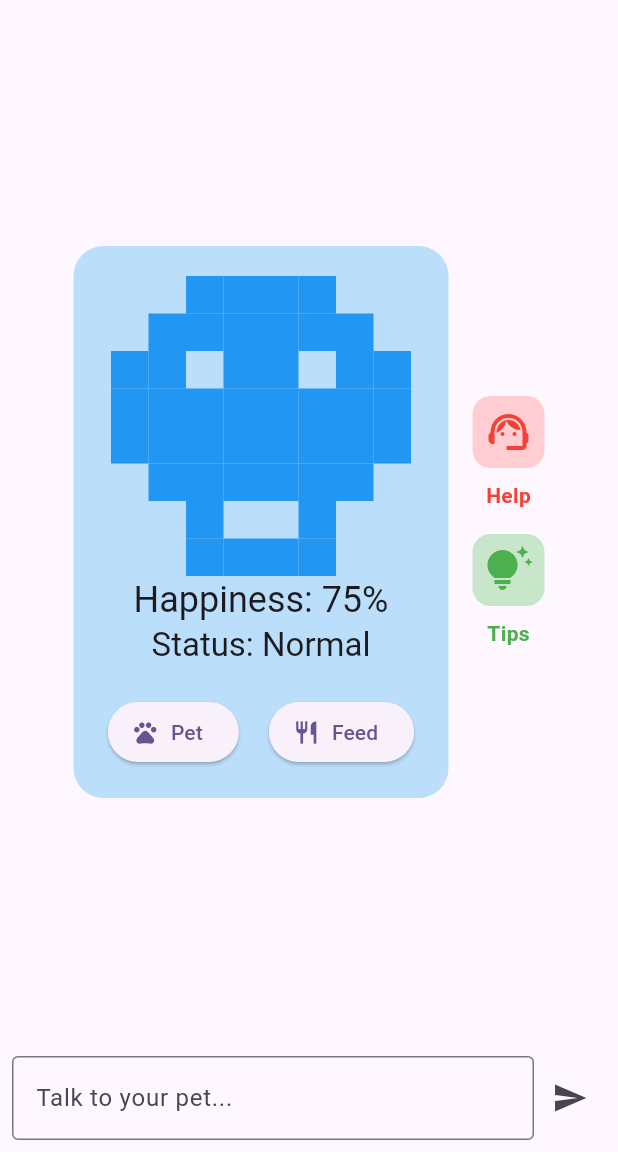
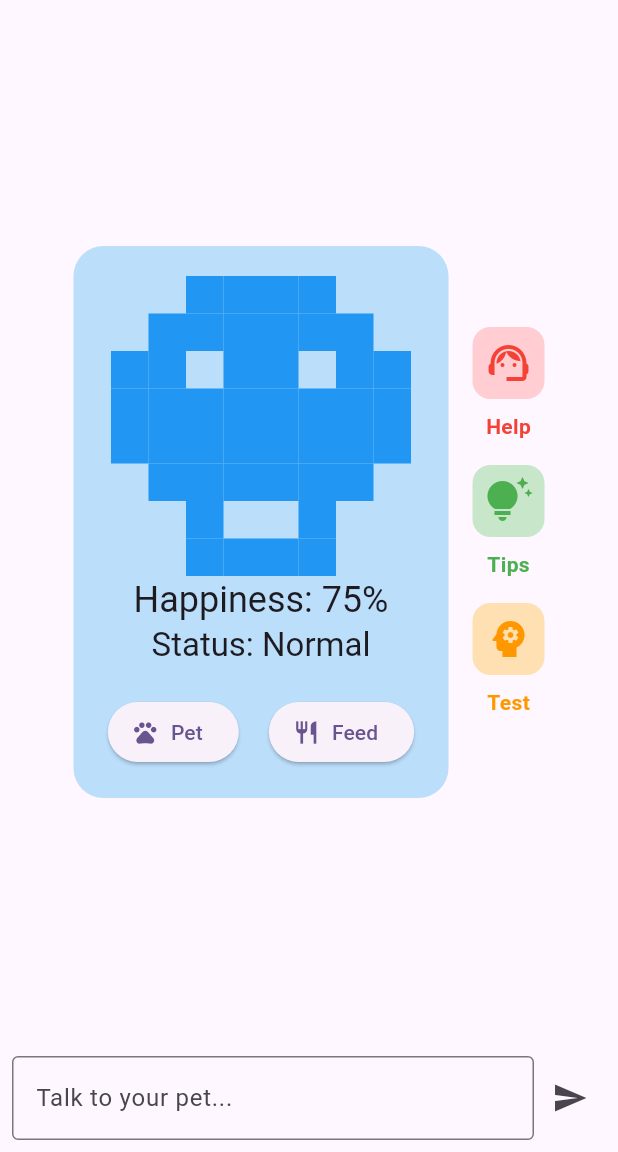
Before and after one commit to Weiyi0206/flutter-pet-project, a Flutter app: the screen it shows once a user with an empty profile is signed in, after a tap on "Pet", after a tap on "Feed", on a phone screen of 412 x 824 dp, the part 84-1236 px from its top. Run offline on Flutter 3.47's test engine with Material 3 defaults, Android fonts, the phone set to English and light mode, and no system bars; our stand-ins replace chat_bubbles, cloud_firestore, dio, firebase_auth, firebase_core, geolocator and 2 more; accounts and stored records are empty; network calls fail; statements that could not run were skipped.

Commit message:
"Test" Button

```diff
--- a/lib/main.dart
+++ b/lib/main.dart
@@ -11,6 +11,7 @@ import 'services/gemini_service.dart';
 import 'package:logging/logging.dart';
 import 'screens/daily_tips_screen.dart';
 import 'dart:async';
+import 'screens/test_screen.dart';
 
 void main() async {
   WidgetsFlutterBinding.ensureInitialized();
@@ -479,6 +480,35 @@ Pick one:
                               color: Colors.green,
                             ),
                           ),
+                          const SizedBox(height: 16),
+                          Container(
+                            decoration: BoxDecoration(
+                              color: Colors.orange.shade100,
+                              borderRadius: BorderRadius.circular(12),
+                            ),
+                            child: IconButton(
+                              iconSize: 32,
+                              icon: const Icon(Icons.psychology),
+                              color: Colors.orange,
+                              tooltip: 'Take a Test',
+                              onPressed: () {
+                                Navigator.push(
+                                  context,
+                                  MaterialPageRoute(
+                                    builder: (context) => const TestScreen(),
+                                  ),
+                                );
+                              },
+                            ),
+                          ),
+                          const SizedBox(height: 8),
+                          const Text(
+                            'Test',
+                            style: TextStyle(
+                              fontWeight: FontWeight.bold,
+                              color: Colors.orange,
+                            ),
+                          ),
                         ],
                       ),
                     ],
```
Also changed, not shown: lib/screens/test_screen.dart (added, +89 -0 lines).
